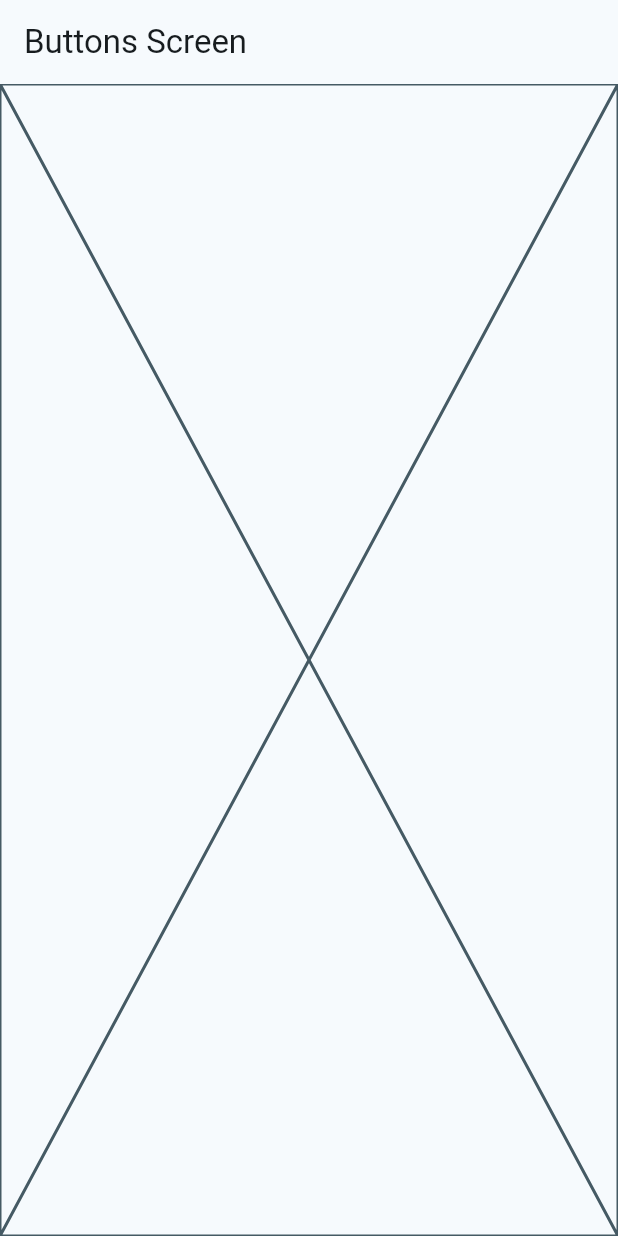
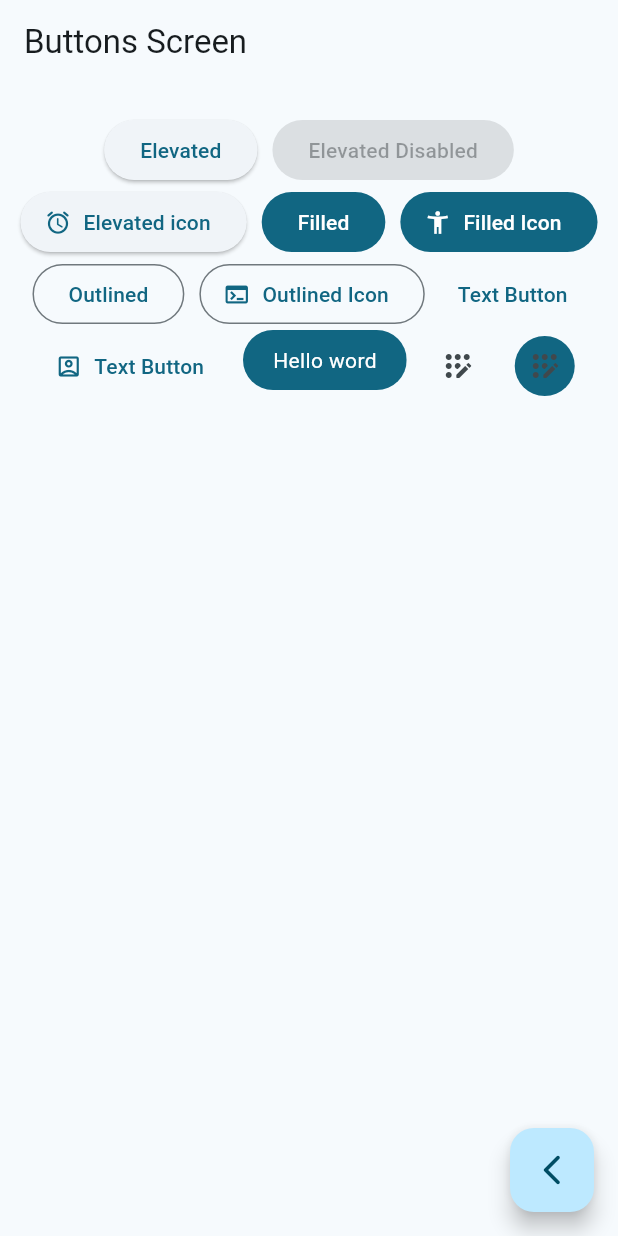
Before and after one commit to eandres8/flutter_widgets, a Flutter app: the ButtonsScreen screen opened by its route, on a phone screen of 412 x 824 dp. Run offline on Flutter 3.47's test engine with Material 3 defaults, Android fonts, the phone set to English and light mode, and no system bars; our stand-ins replace go_router.

Commit message:
feat: custom button

```diff
--- a/lib/views/screens/buttons/buttons_screen.dart
+++ b/lib/views/screens/buttons/buttons_screen.dart
@@ -1,4 +1,5 @@
 import 'package:flutter/material.dart';
+import 'package:go_router/go_router.dart';
 
 class ButtonsScreen extends StatelessWidget {
   static const name = 'buttons_screen';
@@ -8,10 +9,87 @@ class ButtonsScreen extends StatelessWidget {
   @override
   Widget build(BuildContext context) {
     return Scaffold(
-      appBar: AppBar(
-        title: const Text('Buttons Screen'),
+      appBar: AppBar(title: const Text('Buttons Screen')),
+      body: const _ButtonsView(),
+      floatingActionButton: FloatingActionButton(
+        child: Icon(Icons.arrow_back_ios_new_rounded),
+        onPressed: () {
+          context.pop();
+        },
       ),
-      body: Placeholder(),
     );
   }
 }
+
+class _ButtonsView extends StatelessWidget {
+  const _ButtonsView();
+
+  @override
+  Widget build(BuildContext context) {
+    final colors = Theme.of(context).colorScheme;
+
+    return SizedBox(
+      width: double.infinity,
+      child: Padding(
+        padding: const EdgeInsets.symmetric(horizontal: 10, vertical: 20),
+        child: Wrap(
+          spacing: 10,
+          alignment: WrapAlignment.center,
+          children: [
+            ElevatedButton(onPressed: () {}, child: Text('Elevated')),
+            const ElevatedButton(
+              onPressed: null,
+              child: Text('Elevated Disabled'),
+            ),
+            ElevatedButton.icon(
+              onPressed: () {},
+              icon: Icon(Icons.access_alarm_rounded),
+              label: Text('Elevated icon'),
+            ),
+            FilledButton(onPressed: () {}, child: Text('Filled')),
+            FilledButton.icon(onPressed: () {}, icon: const Icon(Icons.accessibility_new), label: Text('Filled Icon'),),
+            OutlinedButton(onPressed: () {}, child: Text('Outlined')),
+            OutlinedButton.icon(onPressed: () {}, label: Text('Outlined Icon'), icon: const Icon(Icons.terminal)),
+            TextButton(onPressed: () {}, child: Text('Text Button')),
+            TextButton.icon(onPressed: () {}, label: Text('Text Button'), icon: const Icon(Icons.account_box_outlined)),
+
+            // Custom Button
+            const CustomButton(),
+
+            IconButton(onPressed: () {}, icon: Icon(Icons.app_registration_rounded)),
+            IconButton(
+              onPressed: () {},
+              icon: Icon(Icons.app_registration_rounded),
+              style: ButtonStyle(
+                backgroundColor: WidgetStatePropertyAll(colors.primary),
+              )
+            ),
+          ],
+        ),
+      ),
+    );
+  }
+}
+
+class CustomButton extends StatelessWidget {
+  const CustomButton({super.key});
+
+  @override
+  Widget build(BuildContext context) {
+    final colors = Theme.of(context).colorScheme;
+
+    return ClipRRect(
+      borderRadius: BorderRadius.circular(20),
+      child: Material(
+        color: colors.primary,
+        child: InkWell(
+          onTap: () {},
+          child: Padding(
+            padding: const EdgeInsets.symmetric(horizontal: 20.0, vertical: 10.0),
+            child: const Text('Hello word', style: TextStyle(color: Colors.white)),
+          ),
+        ),
+      ),
+    );
+  }
+}
```
